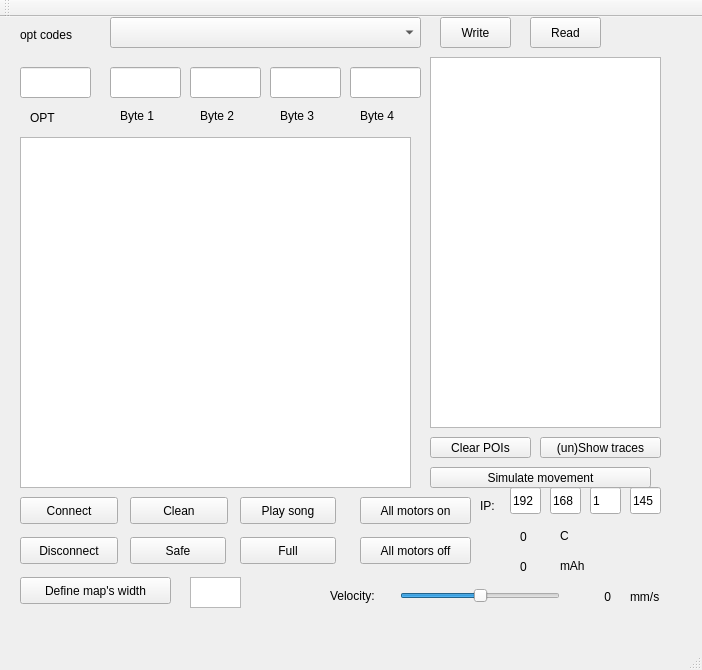
Before: the Qt Designer form src/ui/mainwindow.ui in joonaspessi/rotfl, drawn with Qt 5.
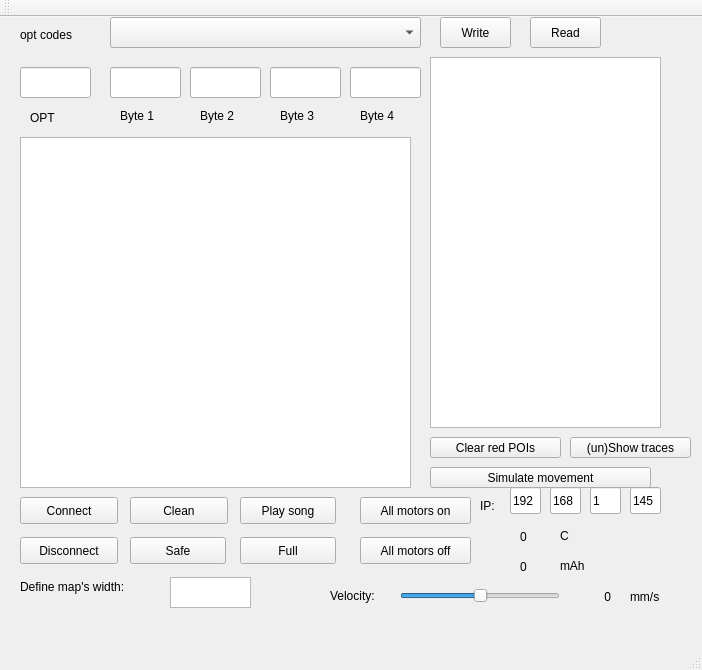
After: the same form once the commit is applied. Custom widgets are drawn as their Qt base class.

The edit to the form file:
```diff
--- a/src/ui/mainwindow.ui
+++ b/src/ui/mainwindow.ui
@@ -215,12 +215,12 @@
      <rect>
       <x>430</x>
       <y>420</y>
-      <width>101</width>
+      <width>131</width>
       <height>21</height>
      </rect>
     </property>
     <property name="text">
-     <string>Clear POIs</string>
+     <string>Clear red POIs</string>
     </property>
    </widget>
    <widget class="QPushButton" name="pushButton_Connect">
@@ -382,7 +382,7 @@
    <widget class="QPushButton" name="pushButton_unshowTraces">
     <property name="geometry">
      <rect>
-      <x>540</x>
+      <x>570</x>
       <y>420</y>
       <width>121</width>
       <height>21</height>
@@ -537,24 +537,24 @@
    <widget class="QTextEdit" name="textEdit">
     <property name="geometry">
      <rect>
-      <x>190</x>
+      <x>170</x>
       <y>560</y>
-      <width>51</width>
+      <width>81</width>
       <height>31</height>
      </rect>
     </property>
    </widget>
-   <widget class="QPushButton" name="pushButton_4">
+   <widget class="QLabel" name="label_7">
     <property name="geometry">
      <rect>
       <x>20</x>
       <y>560</y>
-      <width>151</width>
-      <height>27</height>
+      <width>141</width>
+      <height>20</height>
      </rect>
     </property>
     <property name="text">
-     <string>Define map's width</string>
+     <string>Define map's width:</string>
     </property>
    </widget>
    <zorder>pushButton</zorder>
```
Left out of the diff: 2 changed lines with no effect on the pictures.
